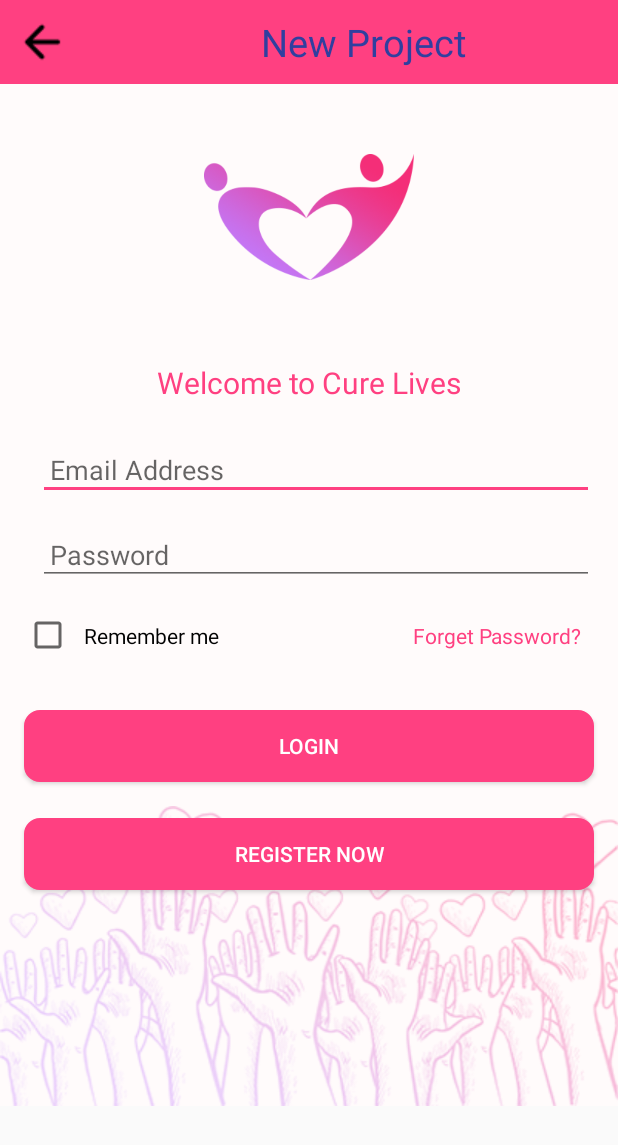
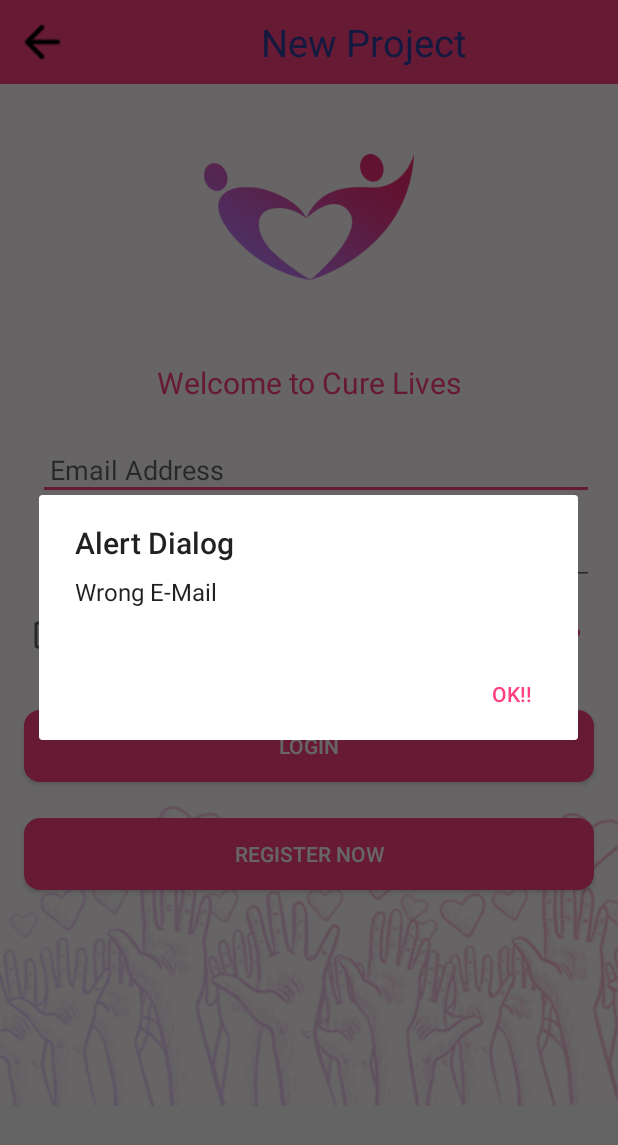
Before and after one commit to Timtiger07/android_project, an Android app: the Main4Activity screen opened directly, with no data from a screen before it, after a tap on "LOGIN", on a phone screen of 412 x 824 dp. Shown: the top 1145 px of the screen. Run offline under Robolectric (Android 15) with nearby library versions, the phone set to English and light mode, and no system bars.

Commit message:
Dialog box for Login and polishing the app

```diff
--- a/app/src/main/java/com/example/ruby/new_project2/day_3_project/Main4Activity.java
+++ b/app/src/main/java/com/example/ruby/new_project2/day_3_project/Main4Activity.java
@@ -1,9 +1,12 @@
 package com.example.ruby.new_project2.day_3_project;
 
+import android.app.AlertDialog;
 import android.content.Context;
+import android.content.DialogInterface;
 import android.support.v7.app.AppCompatActivity;
 import android.os.Bundle;
 import android.support.v7.widget.Toolbar;
+import android.text.TextUtils;
 import android.view.ContextThemeWrapper;
 import android.view.Menu;
 import android.view.MenuItem;
@@ -12,6 +15,8 @@ import android.widget.EditText;
 import android.widget.Toast;
 
 import com.example.ruby.new_project2.R;
+
+import static android.support.v4.os.LocaleListCompat.create;
 
 public class Main4Activity extends AppCompatActivity {
 
@@ -40,10 +45,33 @@ public class Main4Activity extends AppCompatActivity {
 
     }
 
+    public final static boolean isValidEmail(CharSequence target) {
+        return !TextUtils.isEmpty(target) && android.util.Patterns.EMAIL_ADDRESS.matcher(target).matches();
+    }
 
     public void login(View v){
-    Toast.makeText(getBaseContext(),"ID: "+ed1.getText().toString(),Toast.LENGTH_SHORT).show();
-    Toast.makeText(getBaseContext(),"Password: "+ed1.getText().toString(),Toast.LENGTH_SHORT).show();
+        if(!isValidEmail(ed1.getText().toString())){
+            AlertDialog.Builder alertDialog = new AlertDialog.Builder(this);
+
+            // Setting Dialog Title
+            alertDialog.setTitle("Alert Dialog");
+
+            // Setting Dialog Message
+            alertDialog.setMessage("Wrong E-Mail");
+
+            AlertDialog dialog = alertDialog.create();
+
+            // Setting OK Button
+            alertDialog.setNegativeButton("Ok!!", new DialogInterface.OnClickListener() {
+                public void onClick(DialogInterface dialog, int id) {
+                    dialog.cancel();
+                }
+            });
+
+            // Showing Alert Message
+
+            alertDialog.show();
+        }
     }
 
 }
```
